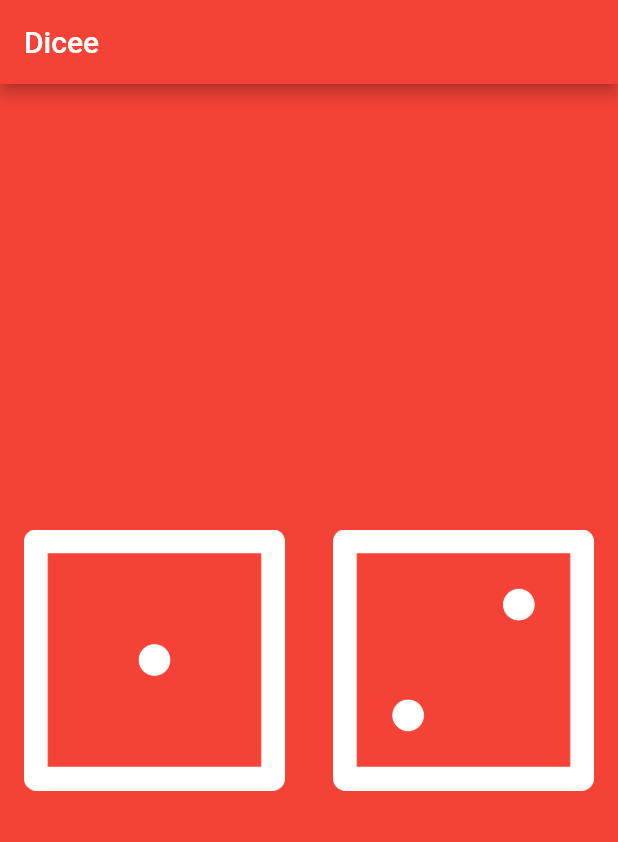
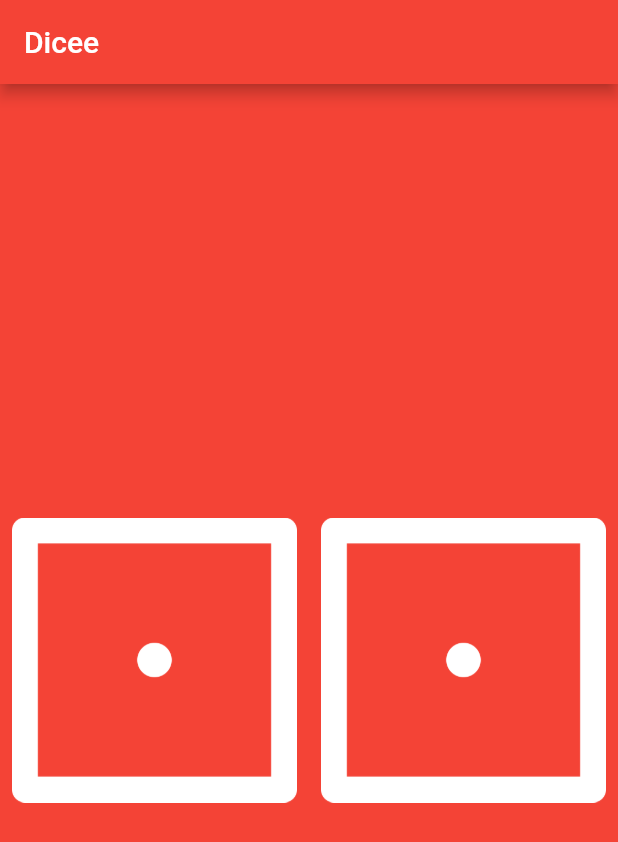
Before and after one commit to ing-arriola/diceeFlutter, a Flutter app: the screen it shows after launch, on a phone screen of 412 x 824 dp. Shown: the top 842 px of the screen. Run offline on Flutter 3.47's test engine with Material 2 defaults, Android fonts, the phone set to English and light mode, and no system bars.

```diff
--- a/lib/main.dart
+++ b/lib/main.dart
@@ -15,20 +15,35 @@ void main() {
   );
 }
 
-class DicePage extends StatelessWidget {
+class DicePage extends StatefulWidget {
+  @override
+  _DicePageState createState() => _DicePageState();
+}
+
+class _DicePageState extends State<DicePage> {
+  int leftDiceNumber = 1;
+  int rightDiceNumber = 1;
   @override
   Widget build(BuildContext context) {
     return Center(
       child: Row(
         children: [
           Expanded(
-            child: FlatButton(
-              child: Image.asset('images/dice1.png'),
+            child: TextButton(
+              onPressed: () {
+                setState(() {
+                  leftDiceNumber = 5;
+                });
+              },
+              child: Image.asset('images/dice$leftDiceNumber.png'),
             ),
           ),
           Expanded(
-            child: FlatButton(
-              child: Image.asset('images/dice2.png'),
+            child: TextButton(
+              onPressed: () {
+                print('right');
+              },
+              child: Image.asset('images/dice$rightDiceNumber.png'),
             ),
           ),
         ],
```
